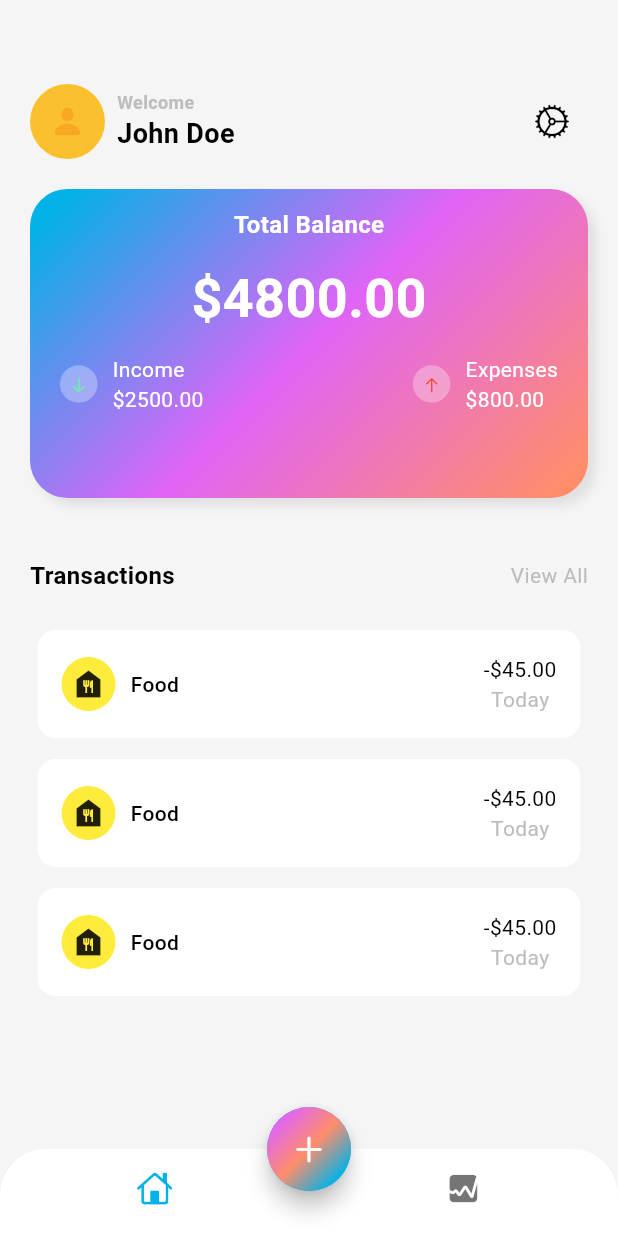
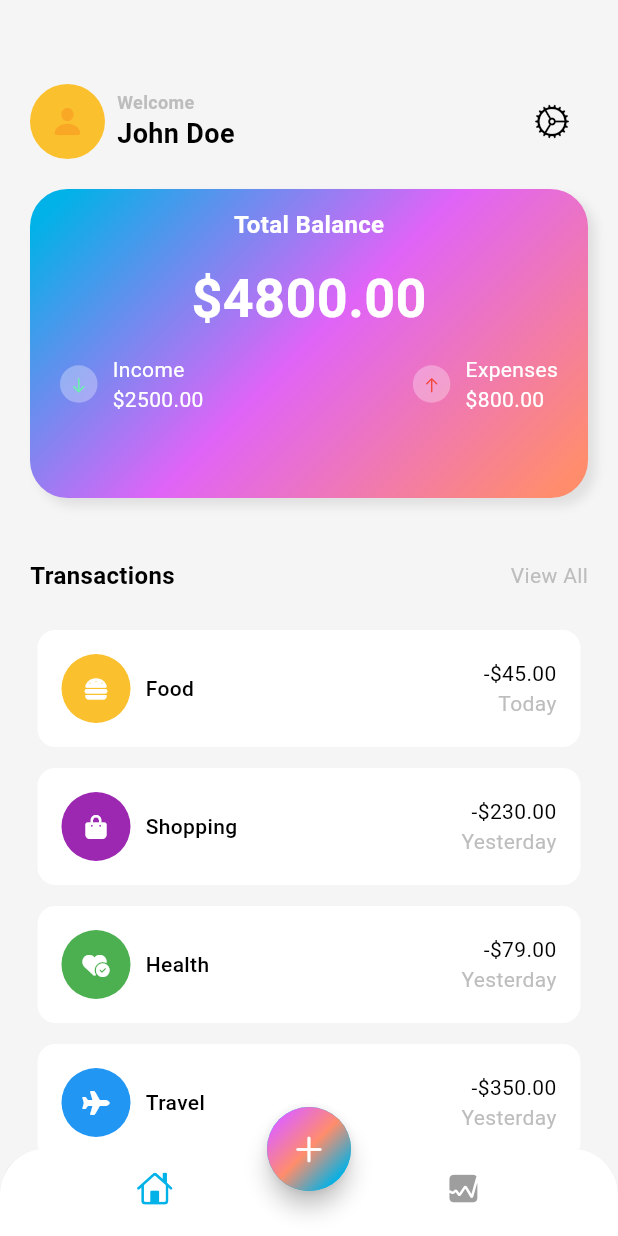
Before and after one commit to Kayz-mann/expense-tracker, a Flutter app: the screen it shows after launch, on a phone screen of 412 x 824 dp. Run offline on Flutter 3.47's test engine with Material 3 defaults, Android fonts, the phone set to English and light mode, and no system bars; our stand-ins replace fl_chart, font_awesome_flutter.

Commit message:
add: charts

```diff
--- /dev/null
+++ b/lib/data/data.dart
@@ -0,0 +1,33 @@
+import 'package:flutter/material.dart';
+import 'package:font_awesome_flutter/font_awesome_flutter.dart';
+
+List<Map<String, dynamic>> transactionsData = [
+  {
+    "icon": const FaIcon(FontAwesomeIcons.burger),
+    "color": Colors.yellow[700],
+    "name": "Food",
+    "totalAmount": "-\$45.00",
+    "date": "Today",
+  },
+  {
+    "icon": const FaIcon(FontAwesomeIcons.bagShopping),
+    "color": Colors.purple,
+    "name": "Shopping",
+    "totalAmount": "-\$230.00",
+    "date": "Yesterday",
+  },
+  {
+    "icon": const FaIcon(FontAwesomeIcons.heartCircleCheck),
+    "color": Colors.green,
+    "name": "Health",
+    "totalAmount": "-\$79.00",
+    "date": "Yesterday",
+  },
+  {
+    "icon": const FaIcon(FontAwesomeIcons.plane),
+    "color": Colors.blue,
+    "name": "Travel",
+    "totalAmount": "-\$350.00",
+    "date": "Yesterday",
+  },
+];
--- a/lib/screens/home/views/home_screen.dart
+++ b/lib/screens/home/views/home_screen.dart
@@ -1,28 +1,47 @@
 import 'dart:math';
-
 import 'package:expense_tracker/screens/home/views/main_screen.dart';
+import 'package:expense_tracker/screens/stats/stats.dart';
 import 'package:flutter/cupertino.dart';
 import 'package:flutter/material.dart';
 
-class HomeScreen extends StatelessWidget {
+class HomeScreen extends StatefulWidget {
   const HomeScreen({super.key});
+
+  @override
+  _HomeScreenState createState() => _HomeScreenState();
+}
+
+class _HomeScreenState extends State<HomeScreen> {
+  int _selectedIndex = 0; // Variable to keep track of the selected index
+
+  // Function to handle BottomNavigationBar item tap
+  void _onItemTapped(int index) {
+    setState(() {
+      _selectedIndex = index;
+    });
+  }
 
   @override
   Widget build(BuildContext context) {
     return Scaffold(
       appBar: AppBar(),
       bottomNavigationBar: ClipRRect(
-        borderRadius: BorderRadius.vertical(top: Radius.circular(30)),
+        borderRadius: const BorderRadius.vertical(top: Radius.circular(30)),
         child: BottomNavigationBar(
           backgroundColor: Colors.white,
           showSelectedLabels: false,
           showUnselectedLabels: false,
           elevation: 3,
-          items: [
+          currentIndex: _selectedIndex, // Highlight the selected item
+          selectedItemColor:
+              Theme.of(context).colorScheme.primary, // Selected item color
+          unselectedItemColor: Colors.grey, // Unselected item color
+          onTap: _onItemTapped, // Call the function when an item is tapped
+          items: const [
             BottomNavigationBarItem(
                 icon: Icon(CupertinoIcons.home), label: 'Home'),
             BottomNavigationBarItem(
-                icon: Icon(CupertinoIcons.graph_square_fill), label: 'Stats')
+                icon: Icon(CupertinoIcons.graph_square_fill), label: 'Stats'),
           ],
         ),
       ),
@@ -49,7 +68,9 @@ class HomeScreen extends StatelessWidget {
           child: const Icon(CupertinoIcons.add),
         ),
       ),
-      body: MainScreen(),
+      body: _selectedIndex == 0
+          ? const MainScreen()
+          : const StatScreen(), // Add content based on the selected tab
     );
   }
 }
--- a/lib/screens/home/views/main_screen.dart
+++ b/lib/screens/home/views/main_screen.dart
@@ -1,6 +1,8 @@
 import 'dart:math';
+import 'package:expense_tracker/data/data.dart';
 import 'package:flutter/cupertino.dart';
 import 'package:flutter/material.dart';
+import 'package:font_awesome_flutter/font_awesome_flutter.dart';
 
 class MainScreen extends StatelessWidget {
   const MainScreen({super.key});
@@ -173,9 +175,9 @@ class MainScreen extends StatelessWidget {
                             ),
                           ),
                           const SizedBox(width: 10),
-                          Column(
+                          const Column(
                             crossAxisAlignment: CrossAxisAlignment.start,
-                            children: const [
+                            children: [
                               Text(
                                 'Expenses',
                                 style: TextStyle(
@@ -230,8 +232,8 @@ class MainScreen extends StatelessWidget {
           const SizedBox(height: 20),
           Expanded(
             child: ListView.builder(
-              itemCount: 3,
-              itemBuilder: (context, i) {
+              itemCount: transactionsData.length,
+              itemBuilder: (context, int i) {
                 return Padding(
                   padding: const EdgeInsets.all(5.0),
                   child: Container(
@@ -250,53 +252,62 @@ class MainScreen extends StatelessWidget {
                               alignment: Alignment.center,
                               children: [
                                 Container(
-                                    width: 36,
-                                    height: 36,
-                                    decoration: const BoxDecoration(
-                                      color: Colors.yellow,
+                                  width: 46,
+                                  height: 46,
+                                  decoration: BoxDecoration(
+                                    color: transactionsData[i]['color'],
                                     shape: BoxShape.circle,
                                   ),
                                 ),
-                                  Icon(Icons.food_bank)
+                                // Use FaIcon directly here
+                                FaIcon(
+                                  transactionsData[i]['icon']
+                                      .icon, // Extract the icon from the FaIcon
+                                  color: Colors
+                                      .white, // Set the color to white (or any color you want)
+                                  size: 16, // Adjust the size as needed
+                                ),
                               ],
                             ),
                             const SizedBox(width: 10),
                             Text(
-                                'Food',
+                              transactionsData[i]['name'],
                               style: TextStyle(
                                 fontSize: 14,
-                                    color:
-                                        Theme.of(context).colorScheme.onSurface,
-                                    fontWeight: FontWeight.w500),
+                                color: Theme.of(context).colorScheme.onSurface,
+                                fontWeight: FontWeight.w500,
+                              ),
                             ),
                           ],
                         ),
                         Column(
+                          crossAxisAlignment: CrossAxisAlignment.end,
                           children: [
                             Text(
-                                '-\$45.00',
+                              transactionsData[i]['totalAmount'],
                               style: TextStyle(
                                 fontSize: 14,
-                                    color:
-                                        Theme.of(context).colorScheme.onSurface,
-                                    fontWeight: FontWeight.w400),
+                                color: Theme.of(context).colorScheme.onSurface,
+                                fontWeight: FontWeight.w400,
+                              ),
                             ),
                             Text(
-                                'Today',
+                              transactionsData[i]['date'],
                               style: TextStyle(
                                 fontSize: 14,
-                                    color:
-                                        Theme.of(context).colorScheme.outline,
-                                    fontWeight: FontWeight.w400),
+                                color: Theme.of(context).colorScheme.outline,
+                                fontWeight: FontWeight.w400,
+                              ),
                             ),
                           ],
                         )
                       ],
-                      )),
+                    ),
+                  ),
                 );
               },
             ),
-          ),
+          )
         ],
       ),
     );
--- a/pubspec.yaml
+++ b/pubspec.yaml
@@ -35,6 +35,8 @@ dependencies:
   # The following adds the Cupertino Icons font to your application.
   # Use with the CupertinoIcons class for iOS style icons.
   cupertino_icons: ^1.0.8
+  font_awesome_flutter: ^10.7.0
+  fl_chart: ^0.69.0
 
 dev_dependencies:
   flutter_test:
```
Also changed, not shown: lib/screens/stats/chart.dart (added, +165 -0 lines), lib/screens/stats/stats.dart (added, +38 -0 lines), pubspec.lock. Lines whose indentation alone changed are shown as unchanged.
